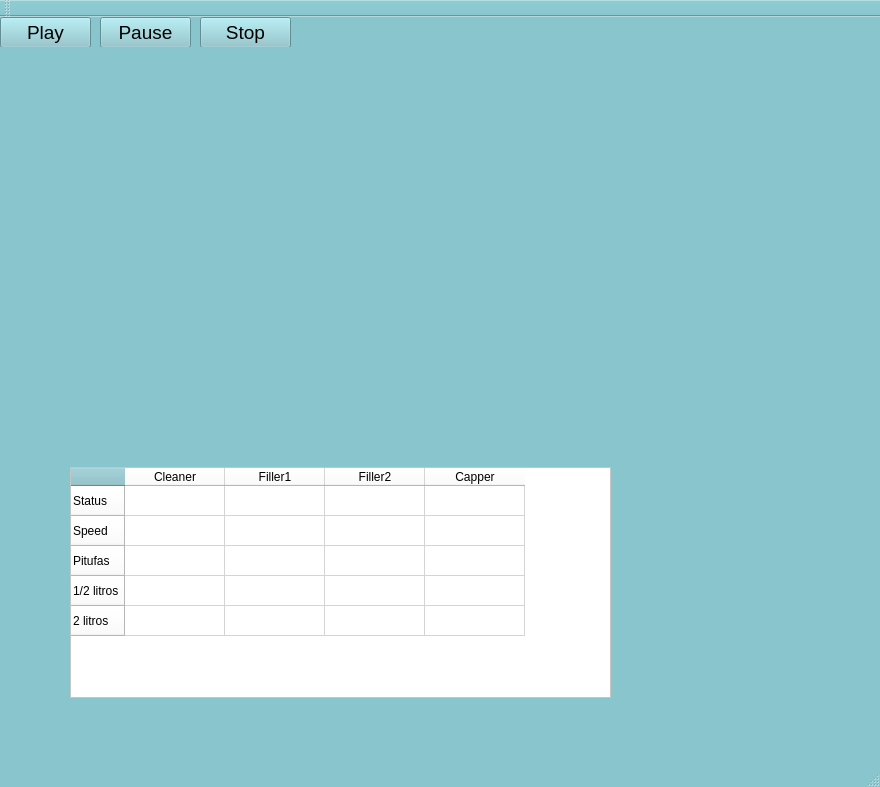
Old version of the form mainwindow.ui in the repository SebasVillanueva69/CokeFactory.
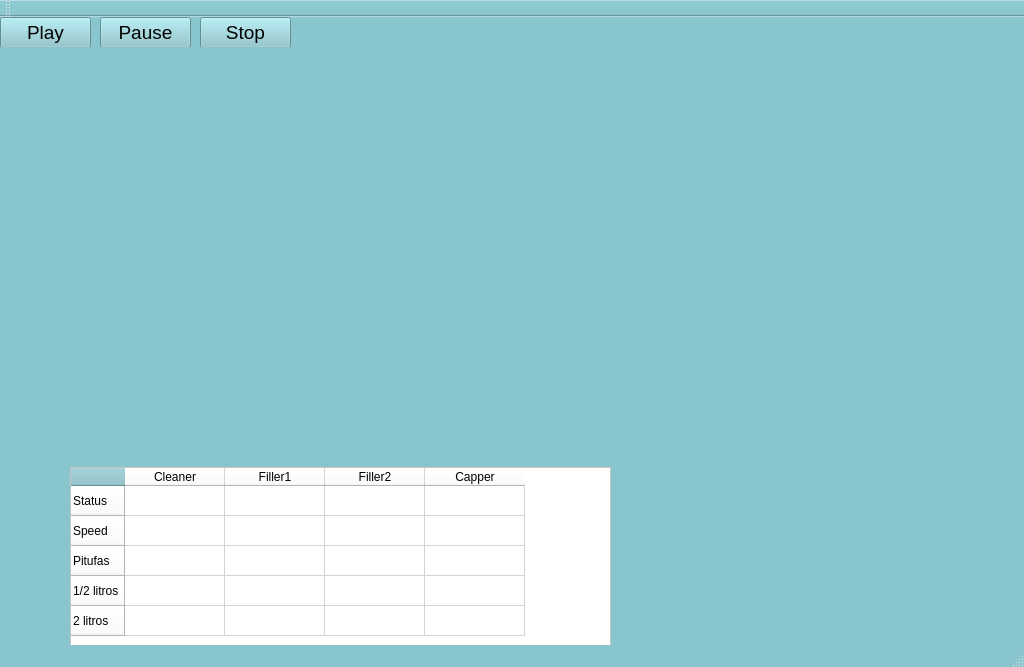
New version of the form.

Commit message: Ventana primera integrada

```diff
--- a/mainwindow.ui
+++ b/mainwindow.ui
@@ -6,8 +6,8 @@
    <rect>
     <x>0</x>
     <y>0</y>
-    <width>880</width>
-    <height>787</height>
+    <width>1024</width>
+    <height>667</height>
    </rect>
   </property>
   <property name="palette">
```
Left out of the diff: 2 changed lines with no effect on the pictures. The commit also changes 4 other files.
